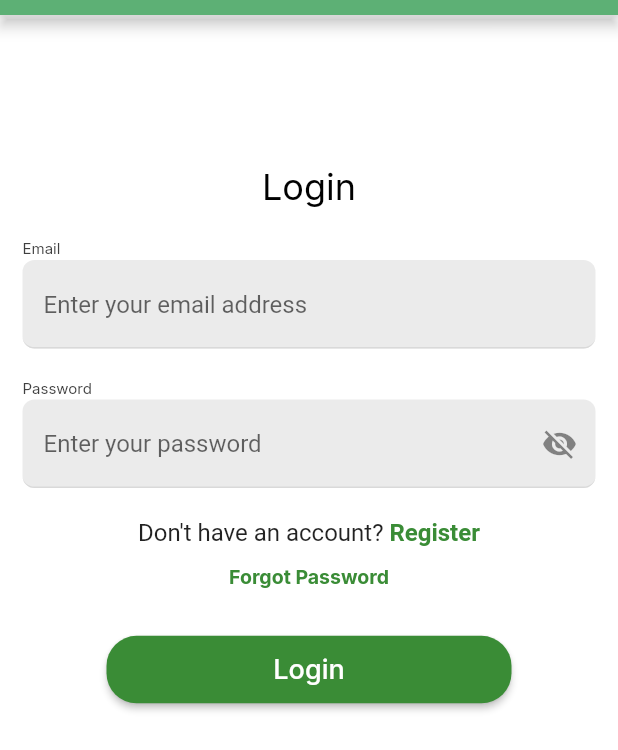
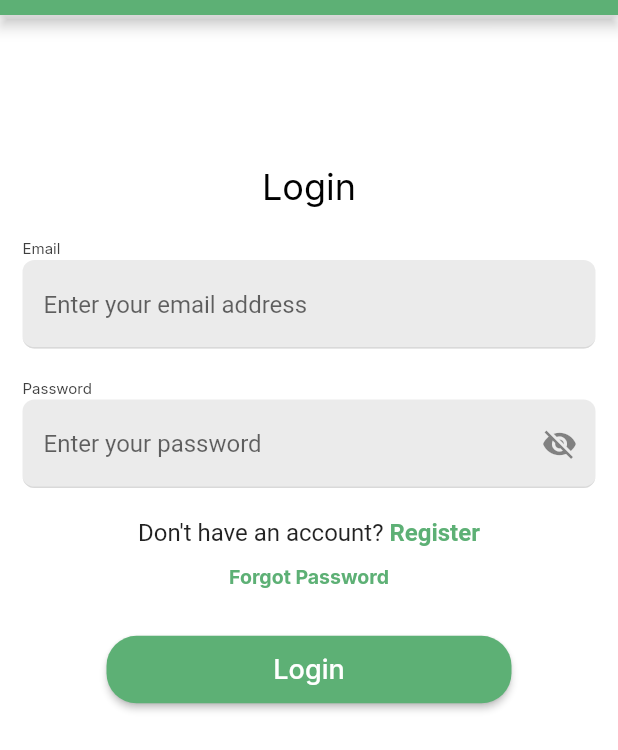
Before and after one commit to Y4S1-SASA/automobile-spare-parts-app, a Flutter app: the screen it shows after launch, on a phone screen of 412 x 824 dp. Shown: the top 750 px of the screen. Run offline on Flutter 3.47's test engine with Material 2 defaults, Android fonts, the phone set to English and light mode, and no system bars; our stand-ins replace firebase_auth, firebase_core, firebase_database, google_fonts; accounts and stored records are empty.

Commit message:
fix: article screen issue fixed

```diff
--- a/lib/view/screens/articles/articles-create.dart
+++ b/lib/view/screens/articles/articles-create.dart
@@ -21,8 +21,8 @@ class _SceneState extends State<Scene> {
     double baseWidth = 445;
     double fem = MediaQuery.of(context).size.width / baseWidth;
     double ffem = fem * 0.97;
-    return Container(
-      width: double.infinity,
+    return Scaffold(
+      body: SingleChildScrollView(
       child: Container(
         // articlescreatebq2 (10:678)
         width: double.infinity,
@@ -298,6 +298,7 @@ class _SceneState extends State<Scene> {
           ],
         ),
       ),
+      ),
     );
   }
 }
--- a/lib/view/screens/auth/login.dart
+++ b/lib/view/screens/auth/login.dart
@@ -21,8 +21,8 @@ class _LoginScreenState extends State<LoginScreen> {
   final _auth = FirebaseAuth.instance;
   @override
   Widget build(BuildContext context) {
-    return Container(
-      //body: SingleChildScrollView(
+    return Scaffold(
+      body: SingleChildScrollView(
         child: Column(
           children: <Widget>[
             Container(
@@ -180,7 +180,7 @@ class _LoginScreenState extends State<LoginScreen> {
                               TextSpan(
                                 text: 'Register',
                                 style: TextStyle(
-                                  color: Color.fromARGB(255, 58, 140, 54),
+                                  color: Color(0xff5db075),
                                   fontWeight: FontWeight.bold,
                                 ),
                                 recognizer: TapGestureRecognizer()
@@ -212,7 +212,7 @@ class _LoginScreenState extends State<LoginScreen> {
                               "Forgot Password",
                               style: TextStyle(
                                 fontWeight: FontWeight.bold,
-                                color: Color.fromARGB(255, 58, 140, 54),
+                                color: Color(0xff5db075),
                                 fontSize: 13,
                                 fontFamily: "Inter",
                               ),
@@ -244,7 +244,7 @@ class _LoginScreenState extends State<LoginScreen> {
                               fontFamily: 'Inter',
                             ),
                           ),
-                          color: Color.fromARGB(255, 58, 140, 54),
+                          color: Color(0xff5db075),
                         ),
                         SizedBox(
                           height: 10,
@@ -256,7 +256,7 @@ class _LoginScreenState extends State<LoginScreen> {
                             visible: visible,
                             child: Container(
                                 child: CircularProgressIndicator(
-                              color: Color.fromARGB(255, 58, 140, 54),
+                              color: Color(0xff5db075),
                             ))),
                       ],
                     ),
@@ -266,7 +266,7 @@ class _LoginScreenState extends State<LoginScreen> {
             ),
           ],
         ),
-      //),
+      ),
     );
   }
 
--- a/lib/view/screens/auth/register.dart
+++ b/lib/view/screens/auth/register.dart
@@ -345,7 +345,7 @@ class _RegisterScreenState extends State<RegisterScreen> {
                               TextSpan(
                                 text: 'Login',
                                 style: TextStyle(
-                                  color: Color.fromARGB(255, 58, 140, 54),
+                                  color: Color(0xff5db075),
                                   fontWeight: FontWeight.bold,
                                 ),
                                 recognizer: TapGestureRecognizer()
@@ -392,7 +392,7 @@ class _RegisterScreenState extends State<RegisterScreen> {
                                 fontFamily: 'Inter',
                               ),
                             ),
-                            color: Color.fromARGB(255, 58, 140, 54),
+                            color: Color(0xff5db075),
                           ),
                         ),
                         SizedBox(
@@ -405,7 +405,7 @@ class _RegisterScreenState extends State<RegisterScreen> {
                             visible: visible,
                             child: Container(
                                 child: CircularProgressIndicator(
-                              color: Color.fromARGB(255, 58, 140, 54),
+                              color: Color(0xff5db075),
                             ))),
                       ],
                     ),
```
Also changed, not shown: lib/articles/articles.dart (deleted).
